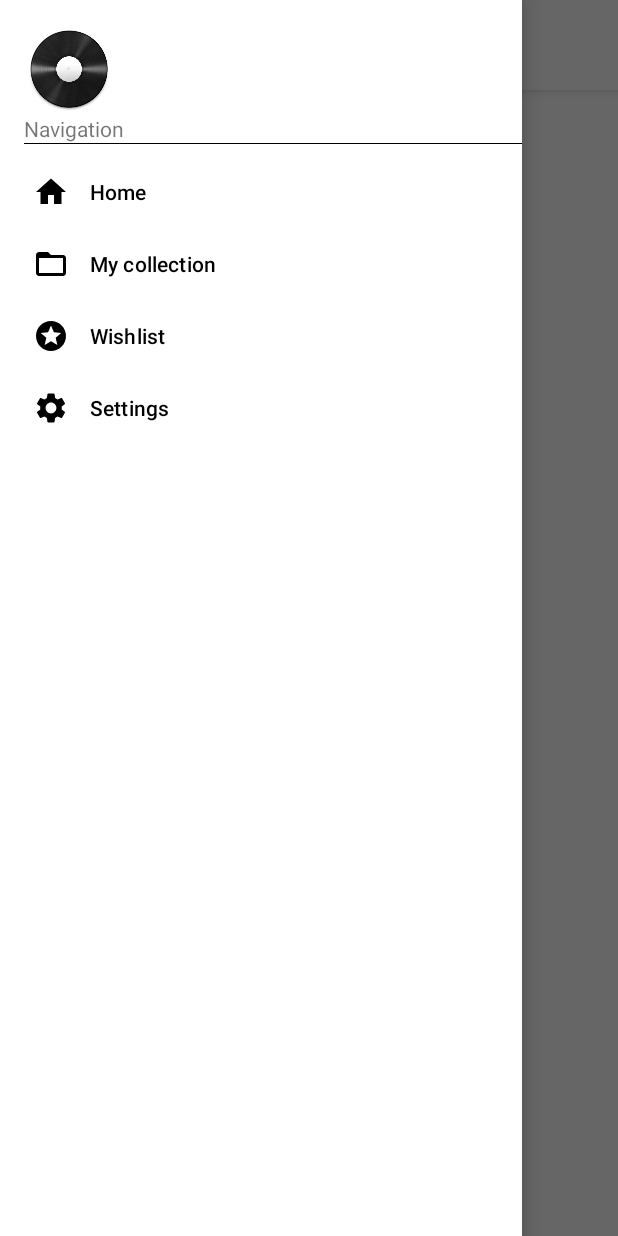
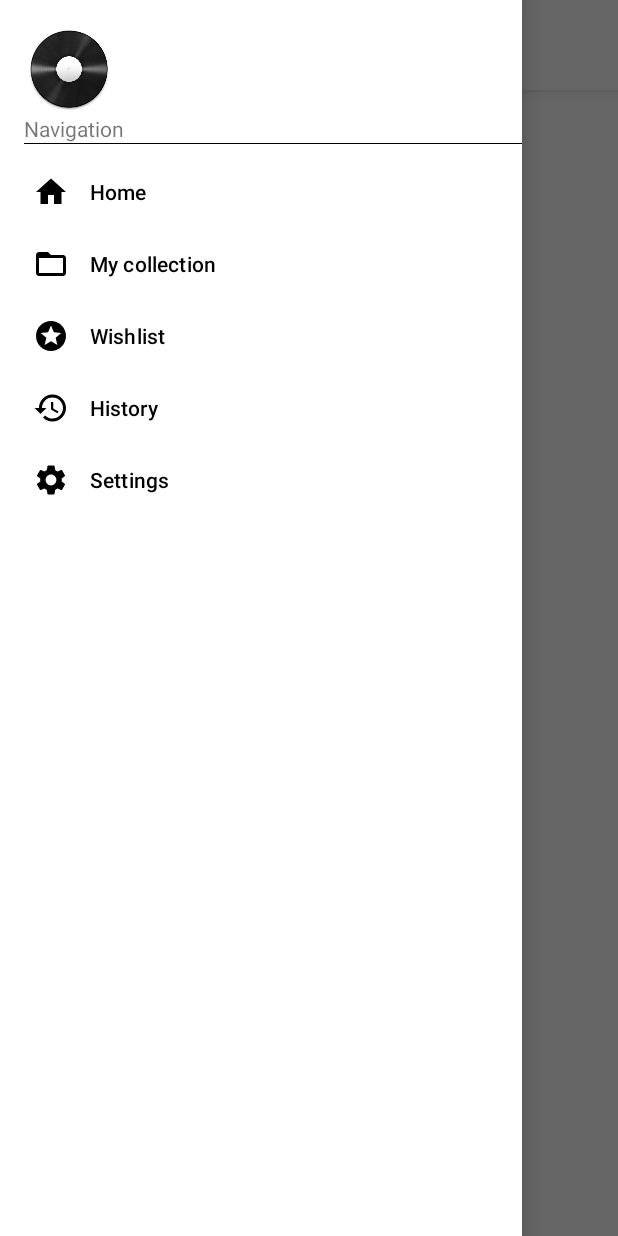
Before and after one commit to batariloa/MiniVinylCollectior, an Android app built with Jetpack Compose: the screen it shows after launch (HomeActivity), with the side drawer open, on a phone screen of 412 x 824 dp. Run offline under Robolectric (Android 15) with nearby library versions, the phone set to English and light mode, and no system bars; our stand-ins replace CircleImageView, Dagger/Hilt's generated code, Room's generated code, navigation-ui; pictures from the network do not load.

Commit message:
Added history !!Check timeout problem

```diff
--- a/app/src/main/java/com/batarilo/vinylcollection/data/model/Record.kt
+++ b/app/src/main/java/com/batarilo/vinylcollection/data/model/Record.kt
@@ -3,6 +3,8 @@ package com.batarilo.vinylcollection.data.model
 import androidx.room.*
 import com.batarilo.vinylcollection.data.room.RecordConverters
 import java.io.Serializable
+import java.sql.Date
+import java.sql.Timestamp
 
 @Entity(tableName = "record_table")
 data class Record (
@@ -39,7 +41,8 @@ data class RecordInList(
     var id_record_listed: Int,
     @Embedded
     val record: Record,
-    val belongsTo:ListType
+    val belongsTo:ListType,
+
 
 )
 
--- a/app/src/main/java/com/batarilo/vinylcollection/data/room/RecordDao.kt
+++ b/app/src/main/java/com/batarilo/vinylcollection/data/room/RecordDao.kt
@@ -29,7 +29,7 @@ interface RecordDao {
     @Query("SELECT * FROM record_in_list WHERE belongsTo='COLLECTION'")
     fun readCollection():LiveData<List<RecordInList>>
 
-    @Query("SELECT * FROM record_in_list WHERE belongsTo='HISTORY'")
+    @Query("SELECT * FROM record_in_list WHERE belongsTo='HISTORY' ORDER BY id_record_listed DESC")
     fun readHistory():LiveData<List<RecordInList>>
 
     @Delete
--- a/app/src/main/java/com/batarilo/vinylcollection/data/room/RecordDatabase.kt
+++ b/app/src/main/java/com/batarilo/vinylcollection/data/room/RecordDatabase.kt
@@ -8,7 +8,7 @@ import androidx.room.TypeConverters
 import com.batarilo.vinylcollection.data.model.Record
 import com.batarilo.vinylcollection.data.model.RecordInList
 
-@Database(entities = [Record::class, RecordInList::class], version = 22, exportSchema = false)
+@Database(entities = [Record::class, RecordInList::class], version = 24, exportSchema = false)
 @TypeConverters(RecordConverters::class)
 abstract class RecordDatabase
     : RoomDatabase(){
--- a/app/src/main/java/com/batarilo/vinylcollection/data/room/RecordRepository.kt
+++ b/app/src/main/java/com/batarilo/vinylcollection/data/room/RecordRepository.kt
@@ -42,6 +42,9 @@ class RecordRepository  @Inject constructor(private val recordDao: RecordDao,
     fun readFromCollection(): LiveData<List<RecordInList>> {
         return recordDao.readCollection()
     }
+    fun readFromHistory(): LiveData<List<RecordInList>> {
+        return recordDao.readHistory()
+    }
 
     suspend fun updateRecord(record: RecordInList){
         return recordDao.updateRecord(record)
--- a/app/src/main/java/com/batarilo/vinylcollection/interactors/record_list/SearchRecords.kt
+++ b/app/src/main/java/com/batarilo/vinylcollection/interactors/record_list/SearchRecords.kt
@@ -22,22 +22,17 @@ class SearchRecords(
         try {
             emit(DataState.loading())
 
-            print("IS THIS WORKING??")
+            //for testing
             if(query=="errorForce"){
                 throw Exception("Search FAILED!")}
 
-            println("WHAT ABOUT NOW $isNetworkAvailable")
 
             if(isNetworkAvailable) {
-                println("ABOVE RECORDS ")
 
                 val records = getRecordFromNetwork(query)
-                println("NEtWOWRK AVAILABLE $records")
                 //insert into cache
-
                 recordDao.addRecords(records.results)
             }
-            println("BELOW IF ")
             //query the cache
             val cacheResult = if(query.isBlank()){
                 recordDao.readAllData()
@@ -49,12 +44,11 @@ class SearchRecords(
             emit(DataState.success(cacheResult))
 
         }catch (e:Exception){
-            println("ERROOOOR $e")
+            println("ERROR IN SEARCH: $e")
             emit(DataState.error(e.message?:"Unknown error"))
         }
     }
     private suspend fun getRecordFromNetwork(query:String): JsonResponse {
-        println("Inside get network")
         return recordApiService.searchDiscogResponse(
             RecordApiService.AUTH_KEY,
             RecordApiService.AUTH_SECRET,
--- a/app/src/main/java/com/batarilo/vinylcollection/ui/HomeActivity.kt
+++ b/app/src/main/java/com/batarilo/vinylcollection/ui/HomeActivity.kt
@@ -90,6 +90,10 @@ class HomeActivity : AppCompatActivity(), NavigationView.OnNavigationItemSelecte
                 Navigation.findNavController(this, R.id.fragment)
                     .navigate(R.id.wishlistFragment)
             }
+            R.id.nav_history -> {
+                Navigation.findNavController(this, R.id.fragment)
+                    .navigate(R.id.historyFragment)
+            }
         }
         item.isChecked = true
         drawerLayout.closeDrawer(GravityCompat.START)
--- a/app/src/main/java/com/batarilo/vinylcollection/ui/info/InfoViewModel.kt
+++ b/app/src/main/java/com/batarilo/vinylcollection/ui/info/InfoViewModel.kt
@@ -13,6 +13,7 @@ class InfoViewModel @Inject constructor(
     : ViewModel() {
 
     suspend fun addRecordToHistory(record: Record){
+
         recordRepository.addRecordToHistory(record)
 
     }
--- /dev/null
+++ b/app/src/main/res/drawable/ic_baseline_history_24.xml
@@ -0,0 +1,10 @@
+<vector xmlns:android="http://schemas.android.com/apk/res/android"
+    android:width="24dp"
+    android:height="24dp"
+    android:viewportWidth="24"
+    android:viewportHeight="24"
+    android:tint="?attr/colorControlNormal">
+  <path
+      android:fillColor="@android:color/white"
+      android:pathData="M13,3c-4.97,0 -9,4.03 -9,9L1,12l3.89,3.89 0.07,0.14L9,12L6,12c0,-3.87 3.13,-7 7,-7s7,3.13 7,7 -3.13,7 -7,7c-1.93,0 -3.68,-0.79 -4.94,-2.06l-1.42,1.42C8.27,19.99 10.51,21 13,21c4.97,0 9,-4.03 9,-9s-4.03,-9 -9,-9zM12,8v5l4.28,2.54 0.72,-1.21 -3.5,-2.08L13.5,8L12,8z"/>
+</vector>
--- a/app/src/main/res/menu/navigation_menu.xml
+++ b/app/src/main/res/menu/navigation_menu.xml
@@ -20,6 +20,12 @@
         ></item>
 
     <item
+        android:title="History"
+        android:id="@+id/nav_history"
+        android:icon="@drawable/ic_baseline_history_24"
+        ></item>
+
+    <item
         android:title="Settings"
         android:id="@+id/nav_settings"
         android:icon="@drawable/ic_baseline_settings_24"
--- a/app/src/main/res/navigation/my_nav.xml
+++ b/app/src/main/res/navigation/my_nav.xml
@@ -16,6 +16,9 @@
         <action
             android:id="@+id/action_myCollectionFragment_to_infoFragment"
             app:destination="@id/infoFragment" />
+        <action
+            android:id="@+id/action_myCollectionFragment_to_historyFragment"
+            app:destination="@id/historyFragment" />
     </fragment>
     <fragment
         android:id="@+id/searchFragment"
@@ -33,6 +36,9 @@
         <action
             android:id="@+id/action_searchFragment_to_infoFragment"
             app:destination="@id/infoFragment" />
+        <action
+            android:id="@+id/action_searchFragment_to_historyFragment"
+            app:destination="@id/historyFragment" />
     </fragment>
     <fragment
         android:id="@+id/wishlistFragment"
@@ -47,6 +53,9 @@
         <action
             android:id="@+id/action_wishlistFragment_to_infoFragment"
             app:destination="@id/infoFragment" />
+        <action
+            android:id="@+id/action_wishlistFragment_to_historyFragment"
+            app:destination="@id/historyFragment" />
     </fragment>
     <fragment
         android:id="@+id/infoFragment"
@@ -62,5 +71,31 @@
         <argument
             android:name="record"
             app:argType="com.batarilo.vinylcollection.data.model.Record" />
+        <action
+            android:id="@+id/action_infoFragment_to_historyFragment"
+            app:destination="@id/historyFragment" />
+        <action
+            android:id="@+id/action_infoFragment_to_historyFragment2"
+            app:destination="@id/historyFragment" />
+    </fragment>
+    <fragment
+        android:id="@+id/historyFragment"
+        android:name="com.batarilo.vinylcollection.ui.history.HistoryFragment"
+        android:label="HistoryFragment" >
+        <action
+            android:id="@+id/action_historyFragment_to_wishlistFragment"
+            app:destination="@id/wishlistFragment" />
+        <action
+            android:id="@+id/action_historyFragment_to_searchFragment"
+            app:destination="@id/searchFragment" />
+        <action
+            android:id="@+id/action_historyFragment_to_wishlistFragment2"
+            app:destination="@id/wishlistFragment" />
+        <action
+            android:id="@+id/action_historyFragment_to_wishlistFragment3"
+            app:destination="@id/wishlistFragment" />
+        <action
+            android:id="@+id/action_historyFragment_to_infoFragment"
+            app:destination="@id/infoFragment" />
     </fragment>
 </navigation>
```
Also changed, not shown: app/src/main/java/com/batarilo/vinylcollection/data/room/RecordConverters.kt (+14 -0 lines), app/src/main/java/com/batarilo/vinylcollection/ui/history/HistoryFragment.kt (added, +90 -0 lines), app/src/main/java/com/batarilo/vinylcollection/ui/history/HistoryViewModel.kt (added, +29 -0 lines).
